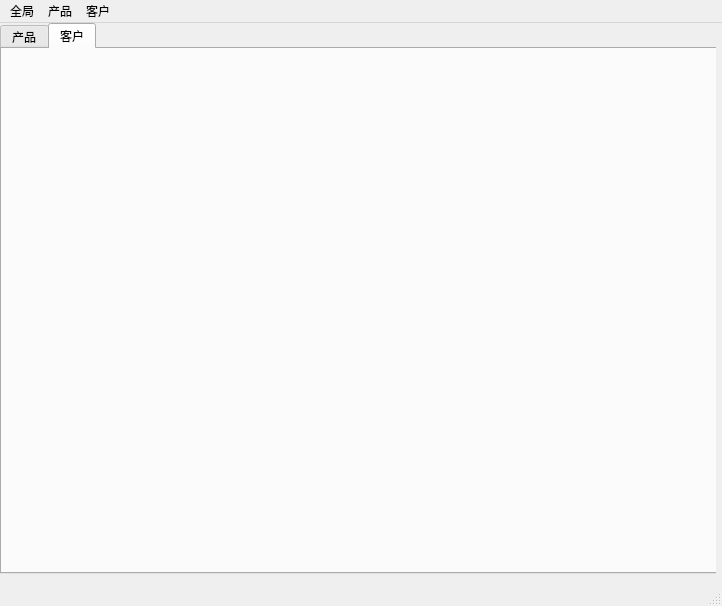
Old version of the form ui/ProductMainWindow.ui in the repository ChenZebin9/python_pdm_2.
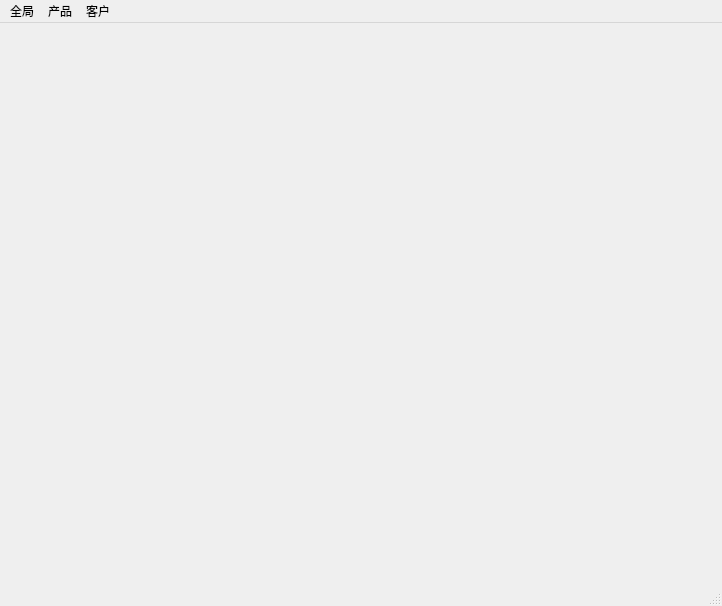
New version of the form.

Commit message: 截至2019年12月2日的一系列改进，主要有： 1. 完善产品管理，能查看销售、售后记录； 2. 完善产品的管理功能； 3. 增加创建售后记录的功能。

```diff
--- a/ui/ProductMainWindow.ui
+++ b/ui/ProductMainWindow.ui
@@ -26,47 +26,6 @@
      <height>16777215</height>
     </size>
    </property>
-   <widget class="QTabWidget" name="tabWidget">
-    <property name="geometry">
-     <rect>
-      <x>0</x>
-      <y>0</y>
-      <width>801</width>
-      <height>551</height>
-     </rect>
-    </property>
-    <property name="sizePolicy">
-     <sizepolicy hsizetype="Expanding" vsizetype="Expanding">
-      <horstretch>0</horstretch>
-      <verstretch>0</verstretch>
-     </sizepolicy>
-    </property>
-    <property name="currentIndex">
-     <number>1</number>
-    </property>
-    <widget class="QWidget" name="productTab">
-     <property name="sizePolicy">
-      <sizepolicy hsizetype="Expanding" vsizetype="Expanding">
-       <horstretch>0</horstretch>
-       <verstretch>0</verstretch>
-      </sizepolicy>
-     </property>
-     <attribute name="title">
-      <string>产品</string>
-     </attribute>
-    </widget>
-    <widget class="QWidget" name="customerTab">
-     <property name="sizePolicy">
-      <sizepolicy hsizetype="Expanding" vsizetype="Expanding">
-       <horstretch>0</horstretch>
-       <verstretch>0</verstretch>
-      </sizepolicy>
-     </property>
-     <attribute name="title">
-      <string>客户</string>
-     </attribute>
-    </widget>
-   </widget>
   </widget>
   <widget class="QMenuBar" name="menubar">
    <property name="geometry">
```
Left out of the diff: 8 changed lines with no effect on the pictures. The commit also changes 20 other files.
